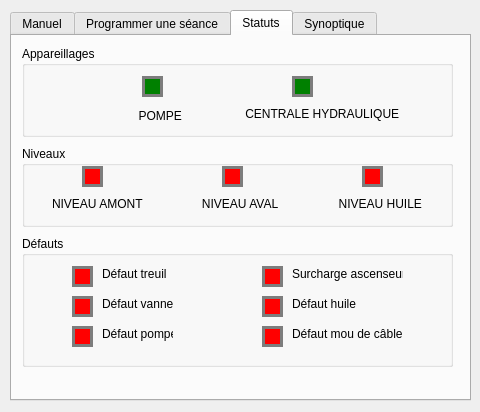
Above: CODAGE/IHM/ui.ui from hardware/AscenseurPoissons before the change. Below: the same form after it.
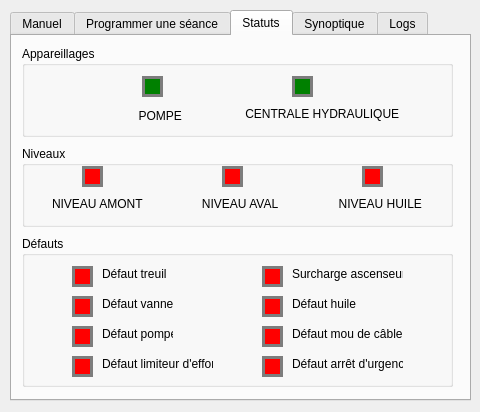
That is the form after the change. The open tabs and pages were chosen to show the change. Icons and pictures are not drawn.

```diff
--- a/CODAGE/IHM/ui.ui
+++ b/CODAGE/IHM/ui.ui
@@ -575,7 +575,7 @@
        <x>10</x>
        <y>200</y>
        <width>431</width>
-       <height>131</height>
+       <height>151</height>
       </rect>
      </property>
      <property name="title">
@@ -761,12 +761,131 @@
        <string>Défaut mou de câble</string>
       </property>
      </widget>
+     <widget class="QLabel" name="label_30">
+      <property name="geometry">
+       <rect>
+        <x>240</x>
+        <y>120</y>
+        <width>21</width>
+        <height>21</height>
+       </rect>
+      </property>
+      <property name="styleSheet">
+       <string notr="true">background-color: red;
+border:3px solid  rgb(125, 125, 125);</string>
+      </property>
+      <property name="text">
+       <string/>
+      </property>
+     </widget>
+     <widget class="QLabel" name="label_31">
+      <property name="geometry">
+       <rect>
+        <x>270</x>
+        <y>120</y>
+        <width>111</width>
+        <height>16</height>
+       </rect>
+      </property>
+      <property name="text">
+       <string>Défaut arrêt d'urgence</string>
+      </property>
+     </widget>
+     <widget class="QLabel" name="label_32">
+      <property name="geometry">
+       <rect>
+        <x>50</x>
+        <y>120</y>
+        <width>21</width>
+        <height>21</height>
+       </rect>
+      </property>
+      <property name="styleSheet">
+       <string notr="true">background-color: red;
+border:3px solid  rgb(125, 125, 125);</string>
+      </property>
+      <property name="text">
+       <string/>
+      </property>
+     </widget>
+     <widget class="QLabel" name="label_33">
+      <property name="geometry">
+       <rect>
+        <x>80</x>
+        <y>120</y>
+        <width>111</width>
+        <height>16</height>
+       </rect>
+      </property>
+      <property name="text">
+       <string>Défaut limiteur d'effort</string>
+      </property>
+     </widget>
     </widget>
    </widget>
    <widget class="QWidget" name="tab_2">
     <attribute name="title">
      <string>Synoptique</string>
     </attribute>
+    <widget class="QLabel" name="label_17">
+     <property name="geometry">
+      <rect>
+       <x>10</x>
+       <y>10</y>
+       <width>441</width>
+       <height>351</height>
+      </rect>
+     </property>
+     <property name="text">
+      <string/>
+     </property>
+     <property name="pixmap">
+      <pixmap resource="Assets.qrc">:/files/img/schema.png</pixmap>
+     </property>
+    </widget>
+   </widget>
+   <widget class="QWidget" name="tab_5">
+    <attribute name="title">
+     <string>Logs</string>
+    </attribute>
+    <widget class="QListWidget" name="listWidget">
+     <property name="geometry">
+      <rect>
+       <x>10</x>
+       <y>10</y>
+       <width>431</width>
+       <height>341</height>
+      </rect>
+     </property>
+     <item>
+      <property name="text">
+       <string>Jan 28 12:21:37 [DEFAUT] - Un défaut est survenu au niveau de la pompe FLYGT</string>
+      </property>
+      <property name="flags">
+       <set>ItemIsEnabled</set>
+      </property>
+     </item>
+     <item>
+      <property name="text">
+       <string>Jan 28 12:44:11 [INFO] - Une séance vient d'être paramétrée </string>
+      </property>
+     </item>
+     <item>
+      <property name="text">
+       <string>Jan 28 12:44:33 [INFO] - Démarrage d'une séance</string>
+      </property>
+     </item>
+     <item>
+      <property name="text">
+       <string>Jan 28 12:44:34 [WARN] - Le niveau d'eau en aval est trop bas </string>
+      </property>
+     </item>
+     <item>
+      <property name="text">
+       <string>Jan 28 12:44:35 [INFO] -  Le système est à l'arrêt</string>
+      </property>
+     </item>
+    </widget>
    </widget>
   </widget>
  </widget>
```
Left out of the diff: 145 changed lines with no effect on the pictures.
